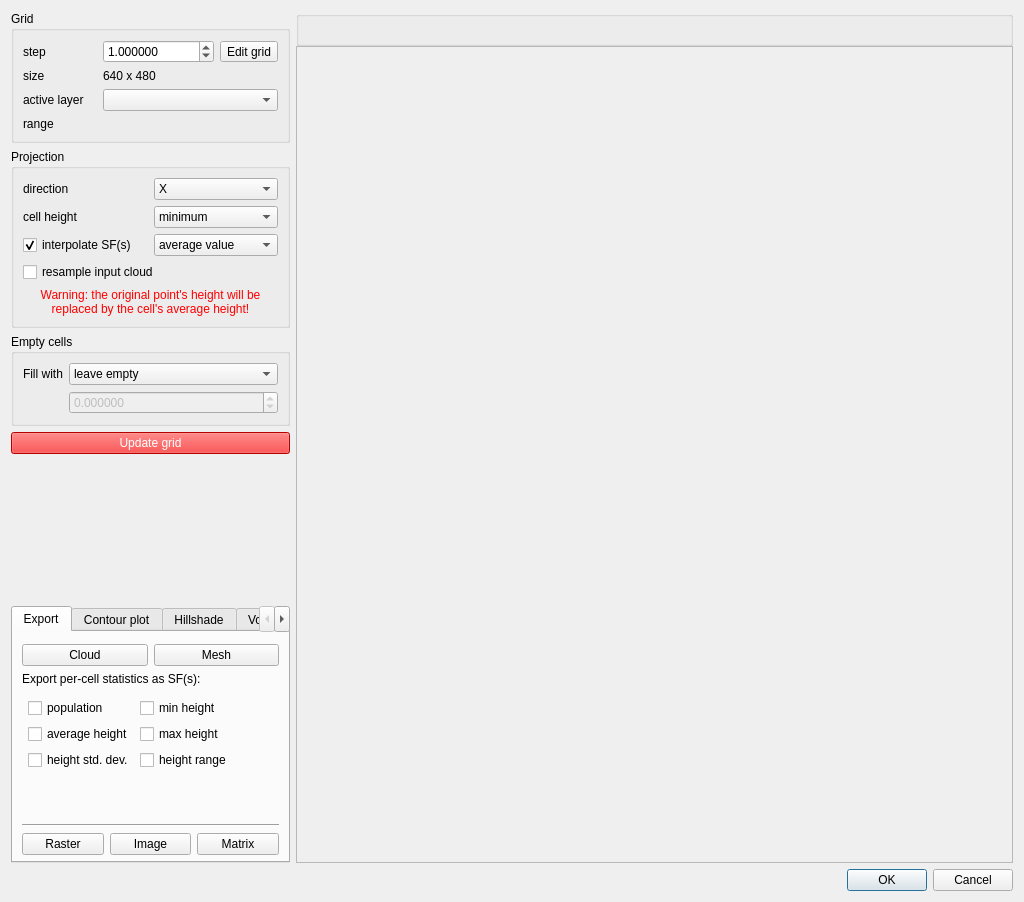
Above: qCC/ui_templates/rasterizeDlg.ui from CloudCompare/CloudCompare before the change. Below: the same form after it.
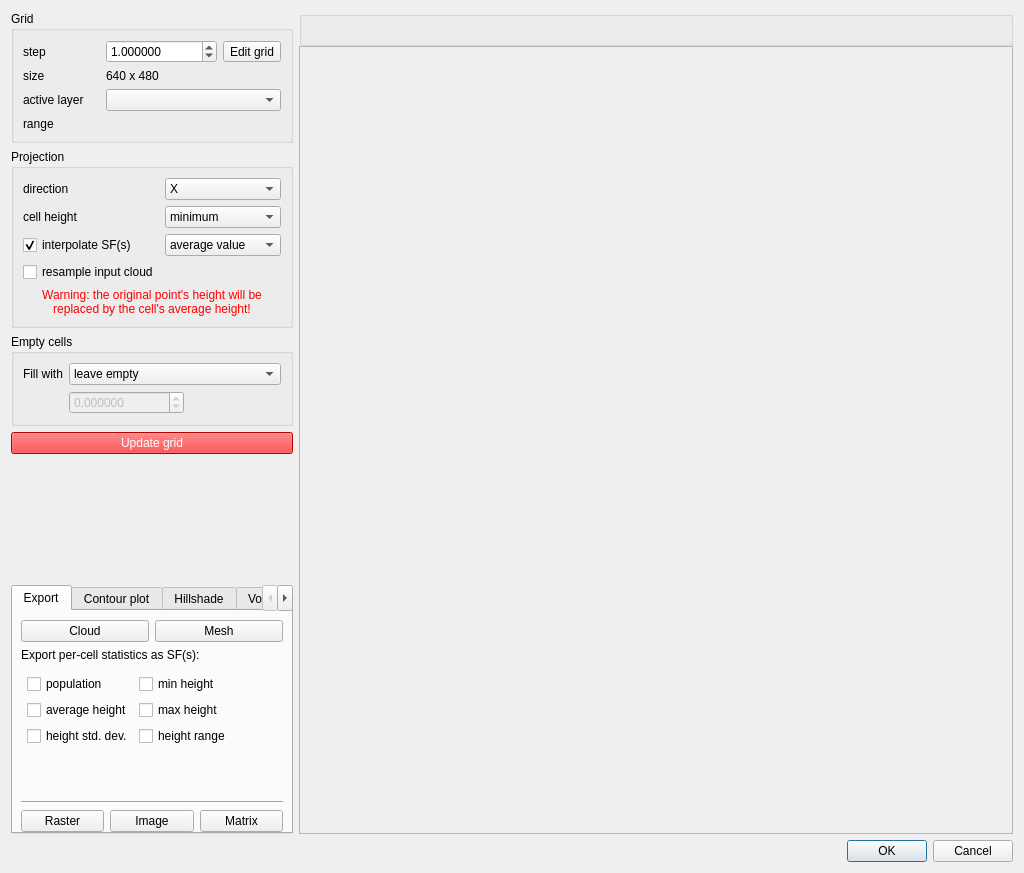
That is the form after the change.

Commit message: A few more Rasterize Dialog tweaks for height

The edit to the form file:
```diff
--- a/qCC/ui_templates/rasterizeDlg.ui
+++ b/qCC/ui_templates/rasterizeDlg.ui
@@ -7,7 +7,7 @@
     <x>0</x>
     <y>0</y>
     <width>1024</width>
-    <height>902</height>
+    <height>873</height>
    </rect>
   </property>
   <property name="windowTitle">
@@ -46,6 +46,9 @@
            <string>Grid</string>
           </property>
           <layout class="QGridLayout" name="gridLayout">
+           <property name="verticalSpacing">
+            <number>6</number>
+           </property>
            <item row="2" column="0">
             <widget class="QLabel" name="label_4">
              <property name="text">
@@ -135,17 +138,66 @@
           <property name="title">
            <string>Projection</string>
           </property>
-          <layout class="QVBoxLayout" name="verticalLayout_2">
+          <layout class="QGridLayout" name="gridLayout_3">
+           <item row="2" column="1">
+            <widget class="QComboBox" name="scalarFieldProjection">
+             <property name="toolTip">
+              <string>SF interpolation method</string>
+             </property>
+             <property name="currentIndex">
+              <number>1</number>
+             </property>
            <item>
-            <layout class="QHBoxLayout" name="horizontalLayout_2">
+              <property name="text">
+               <string>minimum value</string>
+              </property>
+             </item>
              <item>
+              <property name="text">
+               <string>average value</string>
+              </property>
+             </item>
+             <item>
+              <property name="text">
+               <string>maximum value</string>
+              </property>
+             </item>
+            </widget>
+           </item>
+           <item row="1" column="0">
+            <widget class="QLabel" name="label_8">
+             <property name="text">
+              <string>cell height</string>
+             </property>
+            </widget>
+           </item>
+           <item row="0" column="0">
               <widget class="QLabel" name="label_9">
                <property name="text">
                 <string>direction</string>
                </property>
               </widget>
              </item>
-             <item>
+           <item row="3" column="0">
+            <widget class="QCheckBox" name="resampleCloudCheckBox">
+             <property name="sizePolicy">
+              <sizepolicy hsizetype="Preferred" vsizetype="Fixed">
+               <horstretch>0</horstretch>
+               <verstretch>0</verstretch>
+              </sizepolicy>
+             </property>
+             <property name="toolTip">
+              <string>Use the nearest point of the input cloud in each cell instead of the cell center</string>
+             </property>
+             <property name="text">
+              <string>resample input cloud</string>
+             </property>
+             <property name="checked">
+              <bool>false</bool>
+             </property>
+            </widget>
+           </item>
+           <item row="0" column="1">
               <widget class="QComboBox" name="dimensionComboBox">
                <property name="currentIndex">
                 <number>0</number>
@@ -167,18 +219,7 @@
                </item>
               </widget>
              </item>
-            </layout>
-           </item>
-           <item>
-            <layout class="QHBoxLayout" name="layout_2">
-             <item>
-              <widget class="QLabel" name="label_8">
-               <property name="text">
-                <string>cell height</string>
-               </property>
-              </widget>
-             </item>
-             <item>
+           <item row="1" column="1">
               <widget class="QComboBox" name="heightProjectionComboBox">
                <property name="toolTip">
                 <string>Per-cell height computation method:
@@ -206,24 +247,7 @@
                </item>
               </widget>
              </item>
-            </layout>
-           </item>
-           <item>
-            <widget class="QFrame" name="interpolateSFFrame">
-             <layout class="QHBoxLayout" name="horizontalLayout_3">
-              <property name="leftMargin">
-               <number>0</number>
-              </property>
-              <property name="topMargin">
-               <number>0</number>
-              </property>
-              <property name="rightMargin">
-               <number>0</number>
-              </property>
-              <property name="bottomMargin">
-               <number>0</number>
-              </property>
-              <item>
+           <item row="2" column="0">
                <widget class="QCheckBox" name="interpolateSFCheckBox">
                 <property name="sizePolicy">
                  <sizepolicy hsizetype="Preferred" vsizetype="Fixed">
@@ -242,55 +266,11 @@
                 </property>
                </widget>
               </item>
-              <item>
-               <widget class="QComboBox" name="scalarFieldProjection">
-                <property name="toolTip">
-                 <string>SF interpolation method</string>
-                </property>
-                <property name="currentIndex">
-                 <number>1</number>
-                </property>
-                <item>
-                 <property name="text">
-                  <string>minimum value</string>
-                 </property>
-                </item>
-                <item>
-                 <property name="text">
-                  <string>average value</string>
-                 </property>
-                </item>
-                <item>
-                 <property name="text">
-                  <string>maximum value</string>
-                 </property>
-                </item>
-               </widget>
-              </item>
-             </layout>
-            </widget>
-           </item>
-           <item>
-            <widget class="QCheckBox" name="resampleCloudCheckBox">
-             <property name="sizePolicy">
-              <sizepolicy hsizetype="Preferred" vsizetype="Fixed">
-               <horstretch>0</horstretch>
-               <verstretch>0</verstretch>
-              </sizepolicy>
-             </property>
-             <property name="toolTip">
-              <string>Use the nearest point of the input cloud in each cell instead of the cell center</string>
-             </property>
-             <property name="text">
-              <string>resample input cloud</string>
-             </property>
-             <property name="checked">
-              <bool>false</bool>
-             </property>
-            </widget>
-           </item>
-           <item>
+           <item row="4" column="0" colspan="2">
             <widget class="QLabel" name="warningResampleWithAverageLabel">
+             <property name="enabled">
+              <bool>false</bool>
+             </property>
              <property name="styleSheet">
               <string notr="true">color:red;</string>
              </property>
@@ -311,7 +291,13 @@
           <property name="title">
            <string>Empty cells</string>
           </property>
-          <layout class="QFormLayout" name="formLayout_2">
+          <layout class="QFormLayout" name="formLayout">
+           <property name="fieldGrowthPolicy">
+            <enum>QFormLayout::ExpandingFieldsGrow</enum>
+           </property>
+           <property name="verticalSpacing">
+            <number>6</number>
+           </property>
            <item row="0" column="0">
             <widget class="QLabel" name="label_5">
              <property name="text">
@@ -321,6 +307,12 @@
            </item>
            <item row="0" column="1">
             <widget class="QComboBox" name="fillEmptyCellsComboBox">
+             <property name="sizePolicy">
+              <sizepolicy hsizetype="MinimumExpanding" vsizetype="Fixed">
+               <horstretch>0</horstretch>
+               <verstretch>0</verstretch>
+              </sizepolicy>
+             </property>
              <property name="toolTip">
               <string>choose the value to fill the cells in which no point is projected : minimum value over the whole point cloud or average value (over the whole cloud also)</string>
              </property>
@@ -408,10 +400,13 @@
           <property name="orientation">
            <enum>Qt::Vertical</enum>
           </property>
+          <property name="sizeType">
+           <enum>QSizePolicy::MinimumExpanding</enum>
+          </property>
           <property name="sizeHint" stdset="0">
            <size>
             <width>20</width>
-            <height>40</height>
+            <height>10</height>
            </size>
           </property>
          </spacer>
@@ -432,11 +427,14 @@
             <string>Export</string>
            </attribute>
            <layout class="QVBoxLayout" name="verticalLayout_3">
-            <property name="topMargin">
-             <number>12</number>
+            <property name="leftMargin">
+             <number>8</number>
+            </property>
+            <property name="rightMargin">
+             <number>8</number>
             </property>
             <property name="bottomMargin">
-             <number>6</number>
+             <number>0</number>
             </property>
             <item>
              <layout class="QHBoxLayout" name="horizontalLayout_6">
@@ -623,8 +621,14 @@
             <string>Contour plot</string>
            </attribute>
            <layout class="QVBoxLayout" name="verticalLayout_4">
+            <property name="leftMargin">
+             <number>8</number>
+            </property>
+            <property name="rightMargin">
+             <number>8</number>
+            </property>
             <property name="bottomMargin">
-             <number>6</number>
+             <number>0</number>
             </property>
             <item>
              <widget class="QLabel" name="label_15">
@@ -814,7 +818,7 @@
            </attribute>
            <layout class="QVBoxLayout" name="verticalLayout_5">
             <property name="bottomMargin">
-             <number>6</number>
+             <number>0</number>
             </property>
             <item>
              <widget class="QLabel" name="label_16">
@@ -915,7 +919,7 @@
            </attribute>
            <layout class="QFormLayout" name="formLayout_6">
             <property name="bottomMargin">
-             <number>6</number>
+             <number>0</number>
             </property>
             <item row="0" column="0">
              <widget class="QLabel" name="label_19">
```
Lines whose indentation alone changed are shown as unchanged. The commit also changes 1 other file.
